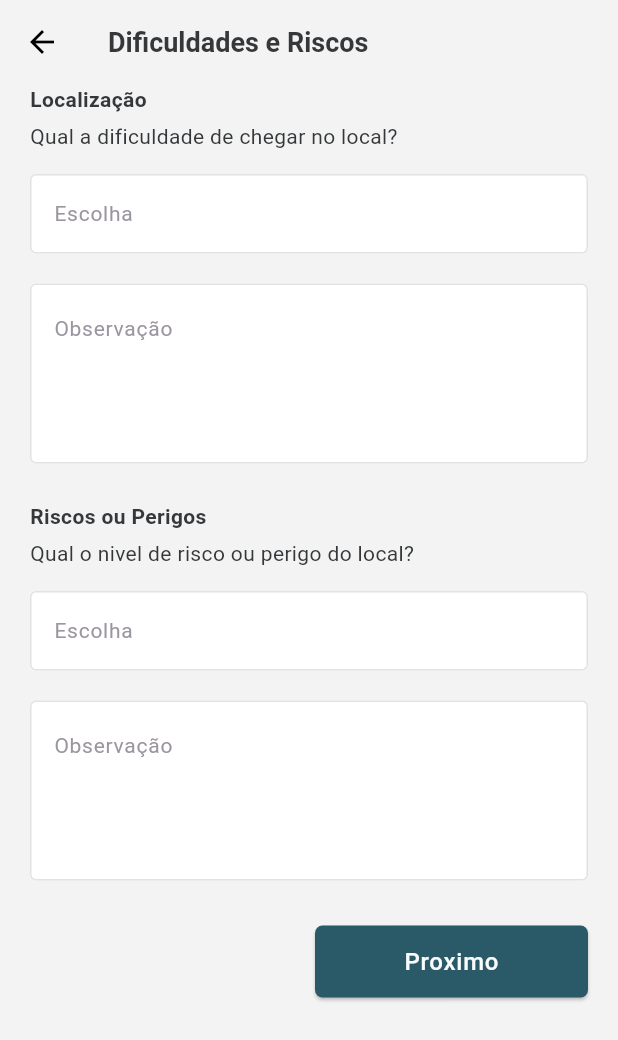
After one commit to gbramoura/fishspot_app, a Flutter app: the SpotDescriptionPage screen opened directly, on a phone screen of 412 x 824 dp. The commit adds this screen. Shown: the top 1040 px of the screen. Run offline on Flutter 3.47's test engine with Material 3 defaults, Android fonts, the phone set to English and light mode, and no system bars; our stand-ins replace cached_network_image, flutter_dotenv, flutter_map, flutter_svg_provider, geolocator, image_picker and 3 more; accounts and stored records are empty.

Commit message:
Create the spot chose location page and spot description page.

```diff
--- a/lib/pages/home_page.dart
+++ b/lib/pages/home_page.dart
@@ -3,7 +3,7 @@ import 'package:fishspot_app/constants/route_constants.dart';
 import 'package:fishspot_app/pages/commons/loading_page.dart';
 import 'package:fishspot_app/pages/map/map_page.dart';
 import 'package:fishspot_app/pages/profile/profile_page.dart';
-import 'package:fishspot_app/pages/spot/spot_page.dart';
+import 'package:fishspot_app/pages/spot/spot_location_page.dart';
 import 'package:fishspot_app/services/auth_service.dart';
 import 'package:fishspot_app/services/navigation_service.dart';
 import 'package:flutter/material.dart';
@@ -21,7 +21,7 @@ class _HomePageState extends State<HomePage> {
 
   final List<Widget> _body = <Widget>[
     MapPage(),
-    SpotPage(),
+    SpotLocationPage(),
     ProfilePage(),
   ];
 
--- a/lib/pages/profile/profile_user_spot_view_page.dart
+++ b/lib/pages/profile/profile_user_spot_view_page.dart
@@ -114,7 +114,9 @@ class _ProfileUserSpotViewPageState extends State<ProfileUserSpotViewPage> {
                 ),
               ),
               Text(
-                DateFormat('yyyy/MM/dd - hh:mm').format(_spot!.date),
+                DateFormat('yyyy/MM/dd - hh:mm').format(
+                  _spot?.date ?? DateTime(0, 0, 0),
+                ),
                 style: TextStyle(
                   color: Theme.of(context).textTheme.titleLarge?.color,
                   fontWeight: FontWeight.w600,
--- /dev/null
+++ b/lib/pages/spot/spot_description_page.dart
@@ -0,0 +1,199 @@
+import 'package:fishspot_app/components/custom_button.dart';
+import 'package:fishspot_app/components/custom_text_form_field.dart';
+import 'package:fishspot_app/constants/colors_constants.dart';
+import 'package:fishspot_app/pages/spot/spot_image_page.dart';
+import 'package:fishspot_app/repositories/add_spot_repository.dart';
+import 'package:fishspot_app/services/navigation_service.dart';
+import 'package:flutter/material.dart';
+import 'package:provider/provider.dart';
+
+class SpotDescriptionPage extends StatefulWidget {
+  const SpotDescriptionPage({super.key});
+
+  @override
+  State<SpotDescriptionPage> createState() => _SpotDescriptionPageState();
+}
+
+class _SpotDescriptionPageState extends State<SpotDescriptionPage> {
+  final _formGlobalKey = GlobalKey<FormState>();
+  final _riskRateController = TextEditingController();
+  final _riskObservationController = TextEditingController();
+  final _difficultyRateController = TextEditingController();
+  final _difficultyObservationController = TextEditingController();
+
+  String? _riskRateValidator(String? value) {
+    if (value == null || value.isEmpty) {
+      return 'O risco não pode ser vazio';
+    }
+    return null;
+  }
+
+  String? _riskObservationValidator(String? value) {
+    if (value == null || value.isEmpty) {
+      return 'A observação não pode ser vazio';
+    }
+    return null;
+  }
+
+  String? _difficultyRateValidator(String? value) {
+    if (value == null || value.isEmpty) {
+      return 'A dificuldade não pode ser vazio';
+    }
+    return null;
+  }
+
+  String? _difficultyObservationValidator(String? value) {
+    if (value == null || value.isEmpty) {
+      return 'A observação não pode ser vazio';
+    }
+    return null;
+  }
+
+  _handleNextButton() {
+    var route = MaterialPageRoute(builder: (context) => SpotImagePage());
+    var addSpot = Provider.of<AddSpotRepository>(context, listen: false);
+
+    NavigationService.push(context, route);
+  }
+
+  @override
+  Widget build(BuildContext context) {
+    return Scaffold(
+      appBar: _renderAppBar(context),
+      body: Center(
+        child: Column(
+          mainAxisAlignment: MainAxisAlignment.start,
+          children: [
+            _renderForm(),
+            _renderNext(context),
+          ],
+        ),
+      ),
+    );
+  }
+
+  _renderForm() {
+    return Padding(
+      padding: EdgeInsets.fromLTRB(20, 0, 20, 0),
+      child: Form(
+        key: _formGlobalKey,
+        child: Column(
+          mainAxisAlignment: MainAxisAlignment.start,
+          crossAxisAlignment: CrossAxisAlignment.start,
+          children: [
+            Text(
+              'Localização',
+              style: TextStyle(
+                color: Theme.of(context).textTheme.headlineLarge?.color,
+                fontSize: 14,
+                fontWeight: FontWeight.w600,
+              ),
+            ),
+            SizedBox(height: 5),
+            Text(
+              'Qual a dificuldade de chegar no local?',
+              style: TextStyle(
+                color: Theme.of(context).textTheme.headlineLarge?.color,
+                fontSize: 14,
+                fontWeight: FontWeight.w400,
+              ),
+            ),
+            SizedBox(height: 15),
+            // TODO: Change to select
+            CustomTextFormField(
+              validator: _riskRateValidator,
+              controller: _riskRateController,
+              hintText: 'Escolha',
+            ),
+            SizedBox(height: 20),
+            SizedBox(
+              height: 120,
+              width: double.infinity,
+              child: CustomTextFormField(
+                validator: _riskObservationValidator,
+                controller: _riskObservationController,
+                textInputType: TextInputType.multiline,
+                hintText: 'Observação',
+                expands: true,
+                maxLines: null,
+              ),
+            ),
+            SizedBox(height: 25),
+            Text(
+              'Riscos ou Perigos',
+              style: TextStyle(
+                color: Theme.of(context).textTheme.headlineLarge?.color,
+                fontSize: 14,
+                fontWeight: FontWeight.w600,
+              ),
+            ),
+            SizedBox(height: 5),
+            Text(
+              'Qual o nivel de risco ou perigo do local?',
+              style: TextStyle(
+                color: Theme.of(context).textTheme.headlineLarge?.color,
+                fontSize: 14,
+                fontWeight: FontWeight.w400,
+              ),
+            ),
+            SizedBox(height: 15),
+            // TODO: Change to select
+            CustomTextFormField(
+              validator: _difficultyRateValidator,
+              controller: _difficultyRateController,
+              hintText: 'Escolha',
+            ),
+            SizedBox(height: 20),
+            SizedBox(
+              height: 120,
+              width: double.infinity,
+              child: CustomTextFormField(
+                validator: _difficultyObservationValidator,
+                controller: _difficultyObservationController,
+                textInputType: TextInputType.multiline,
+                hintText: 'Observação',
+                expands: true,
+                maxLines: null,
+              ),
+            ),
+            SizedBox(height: 30),
+          ],
+        ),
+      ),
+    );
+  }
+
+  _renderNext(dynamic context) {
+    return Padding(
+      padding: EdgeInsets.fromLTRB(20, 0, 20, 0),
+      child: Row(
+        mainAxisAlignment: MainAxisAlignment.end,
+        children: [
+          CustomButton(
+            label: "Proximo",
+            onPressed: _handleNextButton,
+            fixedSize: Size(182, 48),
+          ),
+        ],
+      ),
+    );
+  }
+
+  _renderAppBar(dynamic context) {
+    return AppBar(
+      shadowColor: ColorsConstants.gray350,
+      title: Row(
+        children: [
+          Text(
+            'Dificuldades e Riscos',
+            style: TextStyle(
+              fontWeight: FontWeight.w600,
+              color: Theme.of(context).textTheme.headlineLarge?.color,
+              fontSize: 18,
+            ),
+          ),
+        ],
+      ),
+    );
+  }
+}
```
Also changed, not shown: lib/main.dart (+12 -4 lines), lib/models/spot_fish.dart (+9 -0 lines), lib/models/user_tokens.dart (added, +23 -0 lines), lib/pages/spot/spot_image_page.dart (+94 -0 lines), lib/pages/spot/spot_location_page.dart (+198 -0 lines), lib/pages/spot/spot_page.dart (deleted, +0 -75 lines), lib/services/auth_service.dart (+12 -17 lines).
